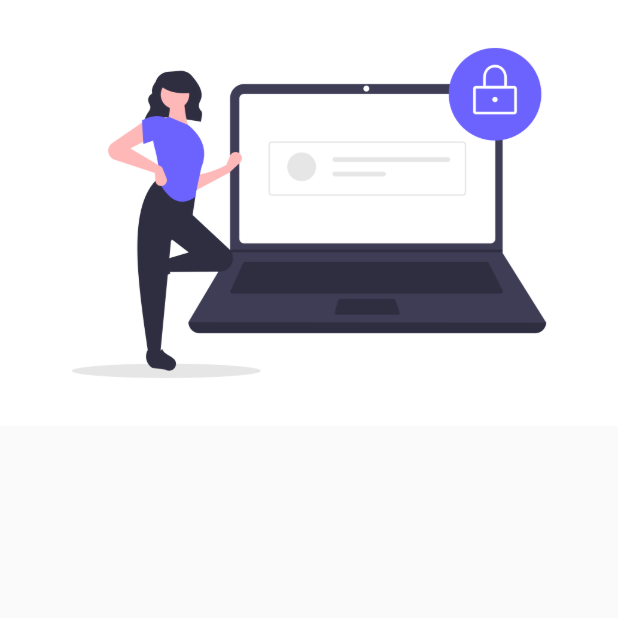
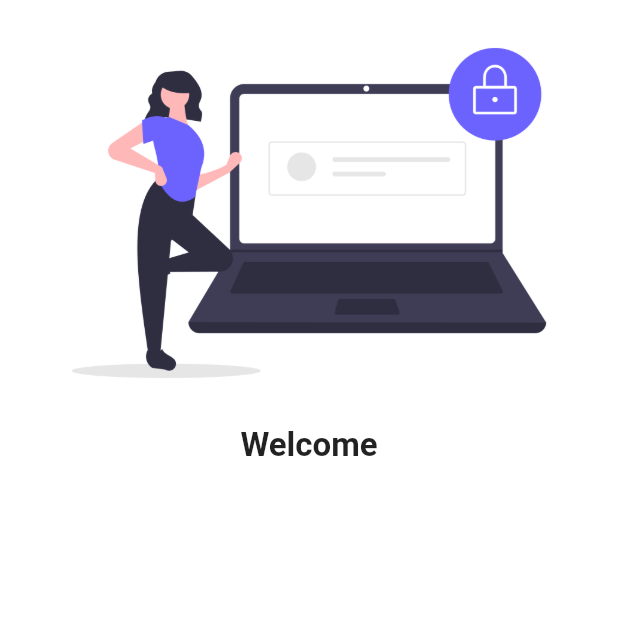
Before and after one commit to sidcodez/300DayOfFlutter, a Flutter app: the screen it shows after launch, on a phone screen of 412 x 824 dp, the top half of it. Run offline on Flutter 3.47's test engine with Material 2 defaults, Android fonts, the phone set to English and light mode, and no system bars; our stand-ins replace google_fonts.

Commit message:
Day 4 Completed

```diff
--- a/lib/login_page.dart
+++ b/lib/login_page.dart
@@ -5,9 +5,18 @@ class LoginPage extends StatelessWidget {
   @override
   Widget build(BuildContext context) {
     return Material(
+      color: Colors.white,
       child: Column
       (children: [
-        Image.asset("assets/images/login_image.png")
+        Image.asset("assets/images/login_image.png",
+        fit: BoxFit.cover,
+        ),
+        Text("Welcome",
+        style: TextStyle(
+          fontSize: 22,
+          fontWeight: FontWeight.bold,
+        ),
+        )
         ],
       )
       );
--- a/lib/main.dart
+++ b/lib/main.dart
@@ -2,6 +2,8 @@ import 'package:flutter/material.dart';
 
 import 'home_page.dart';
 import 'login_page.dart';
+
+import 'package:google_fonts/google_fonts.dart';
 
 void main(){
   runApp(MyApp());
@@ -12,7 +14,9 @@ class MyApp extends StatelessWidget {
   Widget build(BuildContext context) {
     return MaterialApp(
       themeMode: ThemeMode.light,
-      theme: ThemeData(primarySwatch: Colors.deepPurple),
+      theme: ThemeData(
+        primarySwatch: Colors.deepPurple,
+        primaryTextTheme: GoogleFonts.latoTextTheme()),
       darkTheme: ThemeData(
         brightness: Brightness.dark,
       ),
--- a/pubspec.yaml
+++ b/pubspec.yaml
@@ -45,6 +45,7 @@ dev_dependencies:
   # package. See that file for information about deactivating specific lint
   # rules and activating additional ones.
   flutter_lints: ^2.0.0
+  google_fonts: ^3.0.1
 
 # For information on the generic Dart part of this file, see the
 # following page: https://dart.dev/tools/pub/pubspec
```
Also changed, not shown: pubspec.lock, 1 other file.
